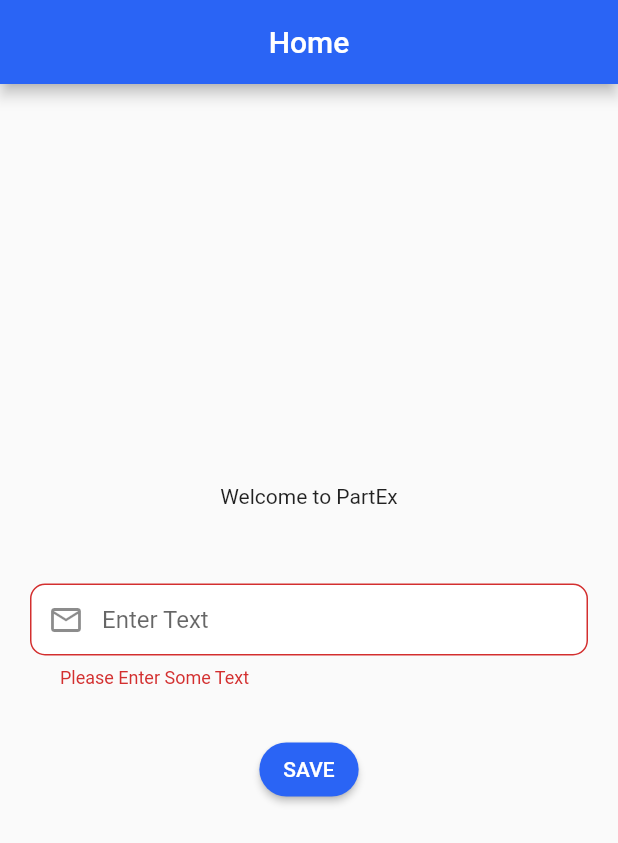
After one commit to iamalishan/partex_test, a Flutter app: the HomeScreen screen opened directly, after a tap on "SAVE", on a phone screen of 412 x 824 dp. The commit adds this screen. Shown: the top 843 px of the screen. Run offline on Flutter 3.47's test engine with Material 2 defaults, Android fonts, the light colour scheme and no system bars; our stand-ins replace cloud_firestore, firebase_auth, firebase_core; accounts and stored records are empty.

Commit message:
HomeScreen With TextField

```diff
--- /dev/null
+++ b/lib/Screens/homeScreen.dart
@@ -0,0 +1,65 @@
+import 'package:cloud_firestore/cloud_firestore.dart';
+import 'package:firebase_auth/firebase_auth.dart';
+import 'package:flutter/material.dart';
+import 'package:partex_test/helper/constant.dart';
+
+import '../widgets/appTextField.dart';
+
+class HomeScreen extends StatefulWidget {
+  const HomeScreen({Key? key}) : super(key: key);
+
+  @override
+  State<HomeScreen> createState() => _HomeScreenState();
+}
+
+class _HomeScreenState extends State<HomeScreen> {
+  TextEditingController text = TextEditingController();
+  var userUID = FirebaseAuth.instance.currentUser?.uid;
+  final _formKey = GlobalKey<FormState>();
+  @override
+  Widget build(BuildContext context) {
+    return Scaffold(
+      appBar: AppBar(
+        backgroundColor: primaryColor,
+        title: Text('Home'),
+        centerTitle: true,
+      ),
+      body: Container(
+          width: MediaQuery.of(context).size.width,
+          child: Column(
+            mainAxisAlignment: MainAxisAlignment.center,
+            children: [
+              Text('Welcome to PartEx'),
+              SizedBox(
+                height: 30,
+              ),
+              Padding(
+                padding: const EdgeInsets.all(20.0),
+                child: Form(
+                  key: _formKey,
+                  child: Column(
+                    children: [
+                      AppTextField('Enter Text', text, (value) {
+                        if (value.toString().isEmpty) {
+                          return 'Please Enter Some Text';
+                        }
+                      }),
+                      SizedBox(
+                        height: 30,
+                      ),
+                      ElevatedButton(
+                          child: Text("Save".toUpperCase(),
+                              style: TextStyle(fontSize: 14)),
+                          style: appButtonStyle,
+                          onPressed: () {
+                            if (_formKey.currentState!.validate()) {}
+                          }),
+                    ],
+                  ),
+                ),
+              ),
+            ],
+          )),
+    );
+  }
+}
--- a/lib/Screens/splash.dart
+++ b/lib/Screens/splash.dart
@@ -1,5 +1,6 @@
 import 'package:firebase_auth/firebase_auth.dart';
 import 'package:flutter/material.dart';
+import 'package:partex_test/Screens/homeScreen.dart';
 
 import '../auth/signIn.dart';
 
@@ -37,7 +38,7 @@ class SplashScreen extends StatelessWidget {
       if (uid != null) {
         Navigator.pushReplacement(
           context,
-          MaterialPageRoute(builder: (context) => const SigIn()),
+          MaterialPageRoute(builder: (context) => const HomeScreen()),
         );
       } else {
         Navigator.pushReplacement(
```
